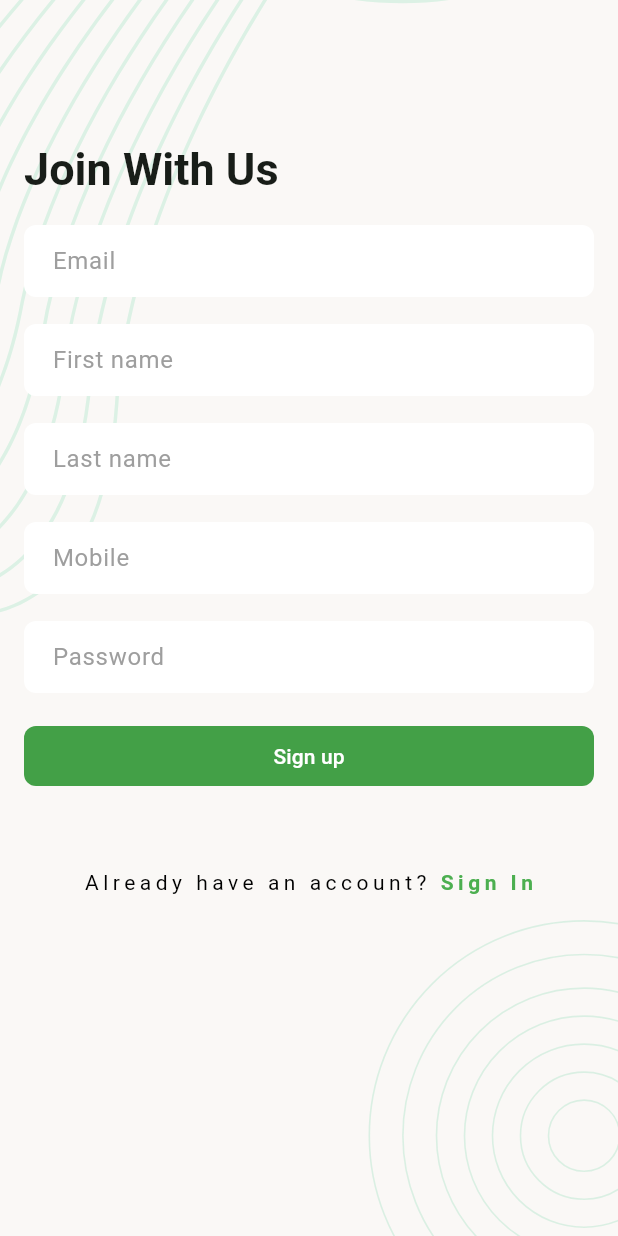
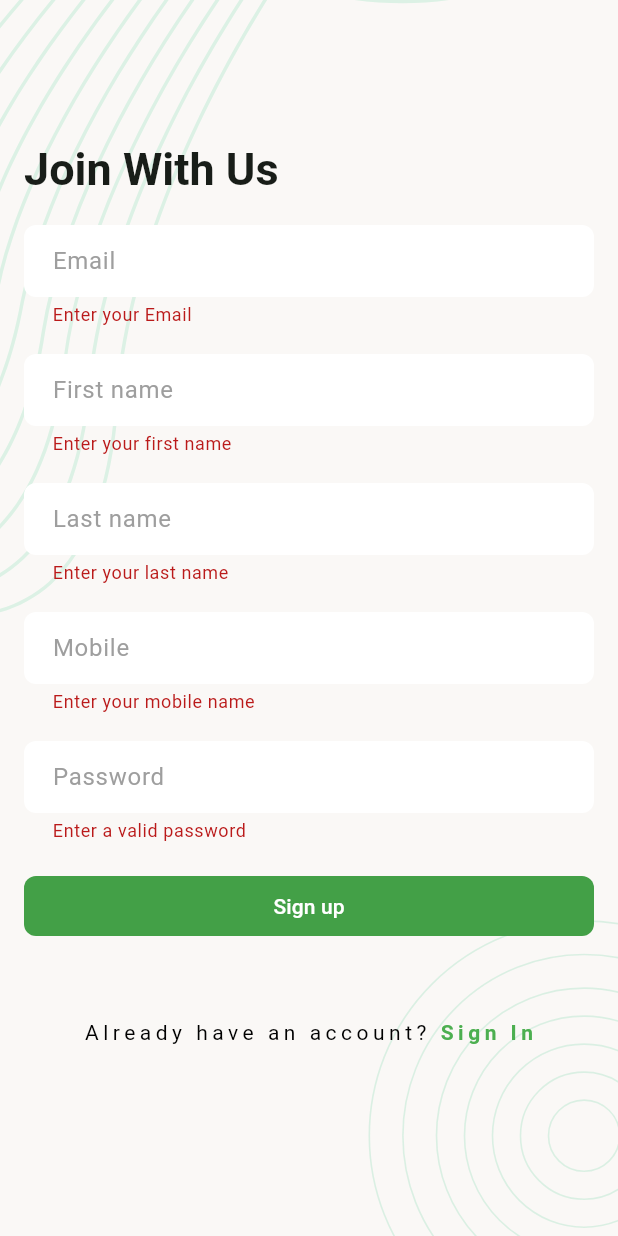
Before and after one commit to SagorAhmed-Coder/Task-manager-app, a Flutter app: the SignUpScreen screen opened by its route, after a tap on "Sign up", on a phone screen of 412 x 824 dp. Run offline on Flutter 3.47's test engine with Material 3 defaults, Android fonts, the phone set to English and light mode, and no system bars; our stand-ins replace email_validator, flutter_svg, pin_code_fields.

```diff
--- /dev/null
+++ b/lib/data/utils/urls.dart
@@ -0,0 +1,4 @@
+class Urls {
+  static const String _baseUrl = 'http://35.73.30.144:2005/api/v1';
+  static const String registration = '$_baseUrl/Registration';
+}
--- a/lib/ui/screen/sign_up_screen.dart
+++ b/lib/ui/screen/sign_up_screen.dart
@@ -1,6 +1,10 @@
+import 'package:email_validator/email_validator.dart';
 import 'package:flutter/gestures.dart';
 import 'package:flutter/material.dart';
+import 'package:task_manager/data/service/network_caller.dart';
+import 'package:task_manager/data/utils/urls.dart';
 import 'package:task_manager/ui/utils/screen_background.dart';
+import 'package:task_manager/ui/utils/snacbar_message.dart';
 
 class SignUpScreen extends StatefulWidget {
   const SignUpScreen({super.key});
@@ -12,37 +16,103 @@ class SignUpScreen extends StatefulWidget {
 }
 
 class _SignUpScreenState extends State<SignUpScreen> {
+  final TextEditingController _emailController = TextEditingController();
+  final TextEditingController _firstNameController = TextEditingController();
+  final TextEditingController _lastNameController = TextEditingController();
+  final TextEditingController _mobileController = TextEditingController();
+  final TextEditingController _passwordController = TextEditingController();
+
+  final GlobalKey<FormState> _formKey = GlobalKey<FormState>();
+
+  bool _signUpInProgress = false;
+
   @override
   Widget build(BuildContext context) {
     return Scaffold(
       body: ScreenBackground(
         child: Padding(
           padding: const EdgeInsets.all(16.0),
+          child: Form(
+            key: _formKey,
+            autovalidateMode: AutovalidateMode.onUserInteraction,
             child: Column(
               crossAxisAlignment: CrossAxisAlignment.start,
               spacing: 18,
               children: [
-              const SizedBox(height: 60,),
+                const SizedBox(height: 60),
                 Text(
                   'Join With Us',
                   style: Theme.of(context).textTheme.titleLarge,
                 ),
-              TextField(decoration: InputDecoration(hintText: 'Email')),
-              TextField(decoration: InputDecoration(hintText: 'First name')),
-              TextField(decoration: InputDecoration(hintText: 'Last name')),
-              TextField(decoration: InputDecoration(hintText: 'Mobile')),
-              TextField(decoration: InputDecoration(hintText: 'Password')),
-              FilledButton(
+                TextFormField(
+                  controller: _emailController,
+                  decoration: InputDecoration(hintText: 'Email'),
+                  validator: (value) {
+                    if (value?.trim().isEmpty ?? true) {
+                      return 'Enter your Email';
+                    }
+                    if (EmailValidator.validate(value!) == false) {
+                      return 'Enter a valid Email address';
+                    }
+                    return null;
+                  },
+                ),
+                TextFormField(
+                  controller: _firstNameController,
+                  decoration: InputDecoration(hintText: 'First name'),
+                  validator: (value) {
+                    if (value?.trim().isEmpty ?? true) {
+                      return 'Enter your first name';
+                    }
+                    return null;
+                  },
+                ),
+                TextFormField(
+                  controller: _lastNameController,
+                  decoration: InputDecoration(hintText: 'Last name'),
+                  validator: (value) {
+                    if (value?.trim().isEmpty ?? true) {
+                      return 'Enter your last name';
+                    }
+                    return null;
+                  },
+                ),
+                TextFormField(
+                  controller: _mobileController,
+                  decoration: InputDecoration(hintText: 'Mobile'),
+                  validator: (value) {
+                    if (value?.trim().isEmpty ?? true) {
+                      return 'Enter your mobile name';
+                    }
+                    return null;
+                  },
+                ),
+                TextFormField(
+                  controller: _passwordController,
+                  decoration: InputDecoration(hintText: 'Password'),
+                  validator: (value) {
+                    if (value?.isEmpty ?? true) {
+                      return 'Enter a valid password';
+                    }
+                    if (value!.length < 6) {
+                      return 'Your password should be 6 letters';
+                    }
+                    return null;
+                  },
+                ),
+                Visibility(
+                  visible: _signUpInProgress == false,
+                  replacement: Center(child: CircularProgressIndicator(),),
+                  child: FilledButton(
                     onPressed: _onTapSignUpButton,
-                  child: Text('Sign up')),
-              const SizedBox(height: 16,),
+                    child: Text('Sign up'),
+                  ),
+                ),
+                const SizedBox(height: 16),
                 Center(
                   child: RichText(
-                    text:TextSpan(
-                      style: TextStyle(
-                        color: Colors.black,
-                        letterSpacing:3,
-                      ),
+                    text: TextSpan(
+                      style: TextStyle(color: Colors.black, letterSpacing: 3),
                       text: 'Already have an account? ',
                       children: [
                         TextSpan(
@@ -53,8 +123,8 @@ class _SignUpScreenState extends State<SignUpScreen> {
                           text: 'Sign In',
                           recognizer: TapGestureRecognizer()
                             ..onTap = _onTapSingInButton,
-                        )
-                      ]
+                        ),
+                      ],
                     ),
                   ),
                 ),
@@ -62,14 +132,64 @@ class _SignUpScreenState extends State<SignUpScreen> {
             ),
           ),
         ),
+      ),
     );
   }
 
-  void _onTapSignUpButton(){
-
+  void _onTapSignUpButton() {
+    if (_formKey.currentState!.validate()) {
+      _signUp();
+    }
   }
 
-  void _onTapSingInButton(){
+  void _onTapSingInButton() {
     Navigator.pop(context);
   }
+
+  //post request
+  Future<void> _signUp() async {
+    _signUpInProgress = true;
+    setState(() {});
+    //prepare data
+    Map<String, dynamic> requestBody = {
+      "email": _emailController.text.trim(),
+      "firstName": _firstNameController.text.trim(),
+      "lastName": _lastNameController.text.trim(),
+      "mobile": _mobileController.text.trim(),
+      "password": _passwordController.text,
+    };
+
+    //call api
+    NetworkResponse response = await NetworkCaller.postRequest(
+      Urls.registration,
+      body: requestBody,
+    );
+    _signUpInProgress = false;
+    setState(() {});
+    if (response.isSuccess) {
+      _clearTextField();
+      SnacbarMessage(context, "Registration Successfully Done, Please sign In");
+    } else {
+      SnacbarMessage(context, response.errorMessage);
     }
+  }
+
+  //clear text field
+  void _clearTextField(){
+    _emailController.clear();
+    _firstNameController.clear();
+    _lastNameController.clear();
+    _mobileController.clear();
+    _passwordController.clear();
+  }
+
+  @override
+  void dispose() {
+    _emailController.dispose();
+    _firstNameController.dispose();
+    _lastNameController.dispose();
+    _mobileController.dispose();
+    _passwordController.dispose();
+    super.dispose();
+  }
+}
--- a/pubspec.yaml
+++ b/pubspec.yaml
@@ -37,6 +37,7 @@ dependencies:
   flutter_svg: ^2.2.3
   pin_code_fields: ^8.0.1
   http: ^1.6.0
+  email_validator: ^3.0.0
 
 dev_dependencies:
   flutter_test:
```
Also changed, not shown: lib/data/service/network_caller.dart (+10 -8 lines), lib/ui/utils/snacbar_message.dart (added, +9 -0 lines), pubspec.lock. Lines whose indentation alone changed are shown as unchanged.
